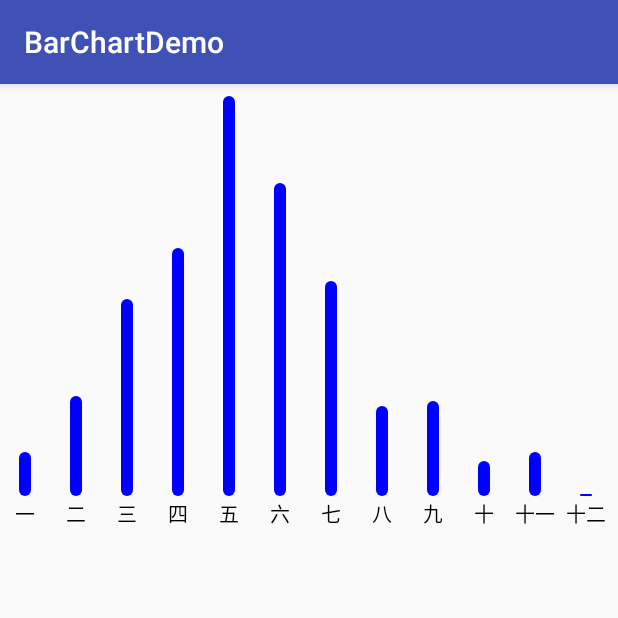
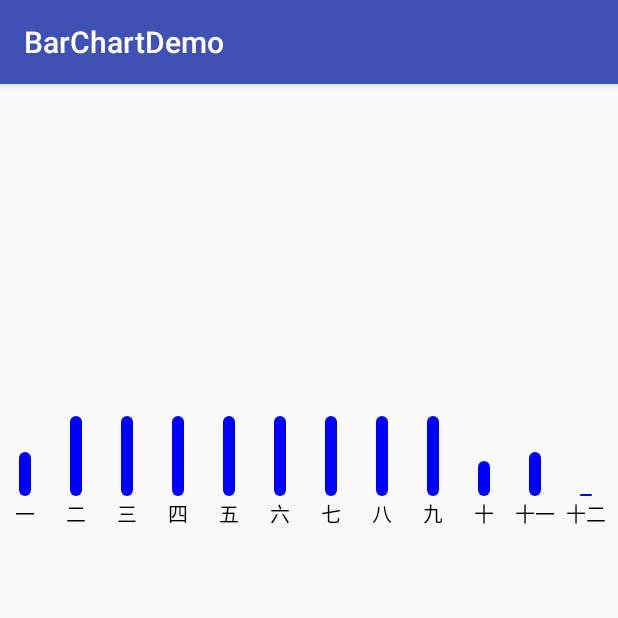
Before and after one commit to uncleleonfan/BarChartDemo, an Android app: the screen it shows after launch (MainActivity), on a phone screen of 412 x 824 dp, the top half of it. Run offline under Robolectric (Android 15) with nearby library versions, the phone set to English and light mode, and no system bars.

Commit message:
Dynamic draw bars.

```diff
--- a/app/src/main/java/com/leon/barchartdemo/BarChartView.java
+++ b/app/src/main/java/com/leon/barchartdemo/BarChartView.java
@@ -37,6 +37,10 @@ public class BarChartView extends View {
     private List<Bar> mBars = new ArrayList<Bar>();
     private int mHeight;
     private int mWidth;
+
+    private int mBarGrowStep = 10;
+    private boolean enableGrowAnimation = true;
+    private static final int DELAY = 50;
 
     public BarChartView(Context context) {
         this(context, null);
@@ -80,6 +84,7 @@ public class BarChartView extends View {
             bar.top = (int) (getPaddingTop() + barHeight - mTransformDataList[i]);
             bar.right = (int) (barLeft + mBarWidth);
             bar.bottom = barHeight;
+            bar.currentTop = bar.bottom;
             mBars.add(bar);
 
             axisStart = axisStart + step;
@@ -90,6 +95,38 @@ public class BarChartView extends View {
 
     @Override
     protected void onDraw(Canvas canvas) {
+        if (enableGrowAnimation) {
+            drawBarsWidthAnimation(canvas);
+        } else {
+            drawBars(canvas);
+        }
+    }
+
+
+    private void drawBarsWidthAnimation(Canvas canvas) {
+        int minTop = getHeight();
+        for (int i = 0; i < mDataList.length; i++) {
+            Bar bar = mBars.get(i);
+            String axis = mHorizontalAxis[i];
+            canvas.drawText(axis, bar.left + mBarWidth / 2, mHeight, mAxisPaint);
+
+            bar.currentTop -= mBarGrowStep;
+            bar.done = bar.currentTop <= bar.top;
+            if (bar.done) {
+                bar.currentTop = bar.top;
+                minTop = bar.top;
+            }
+            mTemp.set(bar.left, bar.currentTop, bar.right, bar.bottom);
+            canvas.drawRoundRect(mTemp, mRadius, mRadius, mBarPaint);
+        }
+
+        if (minTop > getPaddingTop()) {
+            postInvalidateDelayed(DELAY);
+        }
+    }
+
+
+    private void drawBars(Canvas canvas) {
         for (int i = 0; i < mDataList.length; i++) {
             Bar bar = mBars.get(i);
             String axis = mHorizontalAxis[i];
@@ -114,6 +151,7 @@ public class BarChartView extends View {
         int top;
         int right;
         int bottom;
-        public int currentTop;
+        int currentTop;
+        boolean done = false;
     }
 }
```
